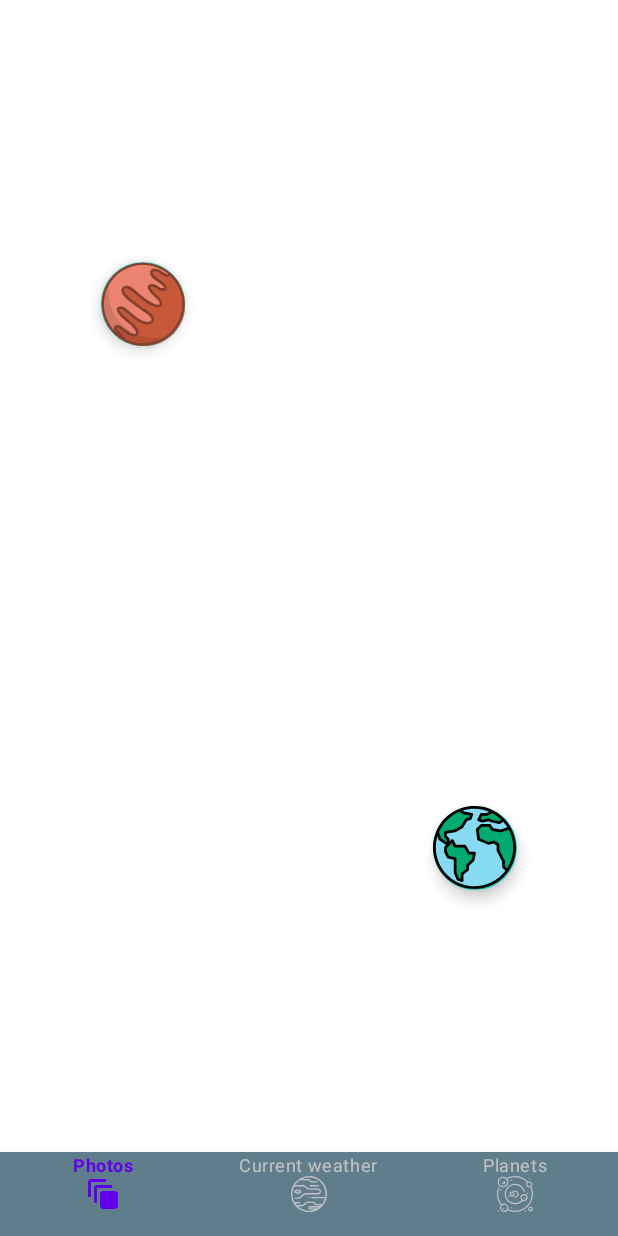
After one commit to IgorDmitrievNZ/NasaApp, an Android app: the fragment PlanetsFragment placed in its activity, on a phone screen of 412 x 824 dp. The commit adds this screen. Run offline under Robolectric (Android 15) with nearby library versions, the phone set to English and light mode, and no system bars; Roboto replaces fonts that are not available here.

Commit message:
hw4 added planets fragment and figured out how to work with motion layout. Also added guideline for placing planets elements on layout

```diff
--- a/app/src/main/java/com/example/android/nasaapp/ui/lesson4_coordinator/NestedBehavior.kt
+++ b/app/src/main/java/com/example/android/nasaapp/ui/lesson4_coordinator/NestedBehavior.kt
@@ -2,10 +2,8 @@ package com.example.android.nasaapp.ui.lesson4_coordinator
 
 import android.content.Context
 import android.util.AttributeSet
-import android.util.Log
 import android.view.View
 import androidx.coordinatorlayout.widget.CoordinatorLayout
-import androidx.core.widget.NestedScrollView
 import com.google.android.material.appbar.AppBarLayout
 
 class NestedBehavior(context: Context? = null, attr: AttributeSet? = null) :
--- a/app/src/main/java/com/example/android/nasaapp/ui/mars/NavBottomActivityMars.kt
+++ b/app/src/main/java/com/example/android/nasaapp/ui/mars/NavBottomActivityMars.kt
@@ -5,6 +5,7 @@ import androidx.appcompat.app.AppCompatActivity
 import com.example.android.nasaapp.R
 import com.example.android.nasaapp.databinding.ActivityBottomNavigationMarsBinding
 import com.example.android.nasaapp.ui.mars.mars_weather.MarsWeatherFragment
+import com.example.android.nasaapp.ui.mars.planets.PlanetsFragment
 
 class NavBottomActivityMars : AppCompatActivity() {
     lateinit var binding: ActivityBottomNavigationMarsBinding
@@ -27,6 +28,11 @@ class NavBottomActivityMars : AppCompatActivity() {
                         .replace(R.id.container, MarsWeatherFragment.newInstance()).commit()
                     true
                 }
+                R.id.bottomViewPlanets -> {
+                    supportFragmentManager.beginTransaction()
+                        .replace(R.id.container, PlanetsFragment.newInstance()).commit()
+                    true
+                }
                 else -> {
                     false
                 }
--- /dev/null
+++ b/app/src/main/java/com/example/android/nasaapp/ui/mars/planets/PlanetsFragment.kt
@@ -0,0 +1,38 @@
+package com.example.android.nasaapp.ui.mars.planets
+
+import android.os.Bundle
+import android.view.LayoutInflater
+import android.view.View
+import android.view.ViewGroup
+import androidx.fragment.app.Fragment
+import com.example.android.nasaapp.databinding.FragmentPlanetsStartBinding
+
+class PlanetsFragment : Fragment() {
+
+    private var _binding: FragmentPlanetsStartBinding? = null
+    private val binding: FragmentPlanetsStartBinding
+        get() = _binding!!
+
+    override fun onCreateView(
+        inflater: LayoutInflater,
+        container: ViewGroup?,
+        savedInstanceState: Bundle?
+    ): View {
+        _binding = FragmentPlanetsStartBinding.inflate(inflater, container, false)
+        return binding.root
+    }
+
+    override fun onViewCreated(view: View, savedInstanceState: Bundle?) = with(binding) {
+        super.onViewCreated(view, savedInstanceState)
+    }
+
+    override fun onDestroy() {
+        super.onDestroy()
+        _binding = null
+    }
+
+    companion object {
+        @JvmStatic
+        fun newInstance() = PlanetsFragment()
+    }
+}
--- a/app/src/main/java/com/example/android/nasaapp/ui/picture/BottomNavigationDrawerFragment.kt
+++ b/app/src/main/java/com/example/android/nasaapp/ui/picture/BottomNavigationDrawerFragment.kt
@@ -6,9 +6,9 @@ import android.view.ViewGroup
 import com.example.android.nasaapp.R
 import com.example.android.nasaapp.databinding.BottomNavigationLayoutBinding
 import com.example.android.nasaapp.ui.chips.ChipsFragment
-import com.example.android.nasaapp.ui.lesson4_constraint.ConstraintFragment
 import com.example.android.nasaapp.ui.lesson3_bot_nav__tab_layout.NavBottomActivity
 import com.example.android.nasaapp.ui.lesson3_bot_nav__tab_layout.ViewPagerActivity
+import com.example.android.nasaapp.ui.lesson4_constraint.ConstraintFragment
 import com.example.android.nasaapp.ui.lesson4_coordinator.CoordinatorFragment
 import com.example.android.nasaapp.utils.openFragment
 import com.google.android.material.bottomsheet.BottomSheetDialogFragment
--- a/app/src/main/res/layout/activity_bottom_navigation_mars.xml
+++ b/app/src/main/res/layout/activity_bottom_navigation_mars.xml
@@ -19,4 +19,5 @@
         app:layout_constraintEnd_toEndOf="parent"
         app:layout_constraintStart_toStartOf="parent"
         app:menu="@menu/menu_bottom_navigation_mars" />
+
 </androidx.constraintlayout.widget.ConstraintLayout>
--- /dev/null
+++ b/app/src/main/res/layout/fragment_planets_start.xml
@@ -0,0 +1,122 @@
+<?xml version="1.0" encoding="utf-8"?>
+<androidx.constraintlayout.motion.widget.MotionLayout xmlns:android="http://schemas.android.com/apk/res/android"
+    xmlns:app="http://schemas.android.com/apk/res-auto"
+    android:layout_width="match_parent"
+    android:layout_height="match_parent"
+    app:layoutDescription="@xml/motion_scene_planets">
+
+    <!-- Gide lines -->
+
+    <androidx.constraintlayout.widget.Guideline
+        android:id="@+id/guidelineLeft"
+        android:layout_width="0dp"
+        android:layout_height="0dp"
+        android:orientation="vertical"
+        app:layout_constraintGuide_percent="0.3" />
+
+    <androidx.constraintlayout.widget.Guideline
+        android:id="@+id/guidelineRight"
+        android:layout_width="0dp"
+        android:layout_height="0dp"
+        android:orientation="vertical"
+        app:layout_constraintGuide_percent="0.7" />
+
+    <androidx.constraintlayout.widget.Guideline
+        android:id="@+id/guidelineTop"
+        android:layout_width="0dp"
+        android:layout_height="0dp"
+        android:orientation="horizontal"
+        app:layout_constraintGuide_percent="0.3" />
+
+    <androidx.constraintlayout.widget.Guideline
+        android:id="@+id/guidelineBottom"
+        android:layout_width="0dp"
+        android:layout_height="0dp"
+        android:orientation="horizontal"
+        app:layout_constraintGuide_percent="0.7" />
+
+    <!-- Buttons Mars group-->
+
+    <com.google.android.material.floatingactionbutton.FloatingActionButton
+        android:id="@+id/buttonMarsCenter"
+        android:layout_width="wrap_content"
+        android:layout_height="wrap_content"
+        android:src="@drawable/bg_mars"
+        app:layout_constraintBottom_toTopOf="@+id/guidelineTop"
+        app:layout_constraintEnd_toStartOf="@+id/guidelineLeft"
+        app:maxImageSize="71dp"
+        app:tint="@null" />
+
+    <com.google.android.material.floatingactionbutton.FloatingActionButton
+        android:id="@+id/button11"
+        android:layout_width="wrap_content"
+        android:layout_height="wrap_content"
+        android:visibility="invisible"
+        app:layout_constraintBottom_toTopOf="@+id/guidelineTop"
+        app:layout_constraintEnd_toStartOf="@+id/guidelineLeft"
+        app:maxImageSize="71dp"
+        app:tint="@null" />
+
+    <com.google.android.material.floatingactionbutton.FloatingActionButton
+        android:id="@+id/button111"
+        android:layout_width="wrap_content"
+        android:layout_height="wrap_content"
+        android:visibility="invisible"
+        app:layout_constraintBottom_toTopOf="@+id/guidelineTop"
+        app:layout_constraintEnd_toStartOf="@+id/guidelineLeft"
+        app:maxImageSize="71dp"
+        app:tint="@null" />
+
+    <com.google.android.material.floatingactionbutton.FloatingActionButton
+        android:id="@+id/button1111"
+        android:layout_width="wrap_content"
+        android:layout_height="wrap_content"
+        android:visibility="invisible"
+        app:layout_constraintBottom_toTopOf="@+id/guidelineTop"
+        app:layout_constraintEnd_toStartOf="@+id/guidelineLeft"
+        app:maxImageSize="71dp"
+        app:tint="@null" />
+
+    <!-- Buttons Earth group-->
+
+    <com.google.android.material.floatingactionbutton.FloatingActionButton
+        android:id="@+id/buttonEarthCenter"
+        android:layout_width="wrap_content"
+        android:layout_height="wrap_content"
+        android:src="@drawable/bg_earth"
+        app:layout_constraintStart_toStartOf="@+id/guidelineRight"
+        app:layout_constraintTop_toTopOf="@+id/guidelineBottom"
+        app:maxImageSize="55dp"
+        app:tint="@null" />
+
+    <com.google.android.material.floatingactionbutton.FloatingActionButton
+        android:id="@+id/button22"
+        android:layout_width="wrap_content"
+        android:layout_height="wrap_content"
+        android:visibility="invisible"
+        app:layout_constraintStart_toStartOf="@+id/guidelineRight"
+        app:layout_constraintTop_toTopOf="@+id/guidelineBottom"
+        app:maxImageSize="55dp"
+        app:tint="@null" />
+
+    <com.google.android.material.floatingactionbutton.FloatingActionButton
+        android:id="@+id/button222"
+        android:layout_width="wrap_content"
+        android:layout_height="wrap_content"
+        android:visibility="invisible"
+        app:layout_constraintStart_toStartOf="@+id/guidelineRight"
+        app:layout_constraintTop_toTopOf="@+id/guidelineBottom"
+        app:maxImageSize="55dp"
+        app:tint="@null" />
+
+    <com.google.android.material.floatingactionbutton.FloatingActionButton
+        android:id="@+id/button2222"
+        android:layout_width="wrap_content"
+        android:layout_height="wrap_content"
+        android:visibility="invisible"
+        app:layout_constraintStart_toStartOf="@+id/guidelineRight"
+        app:layout_constraintTop_toTopOf="@+id/guidelineBottom"
+        app:maxImageSize="55dp"
+        app:tint="@null" />
+
+</androidx.constraintlayout.motion.widget.MotionLayout>
--- a/app/src/main/res/menu/menu_bottom_navigation_mars.xml
+++ b/app/src/main/res/menu/menu_bottom_navigation_mars.xml
@@ -10,4 +10,9 @@
         android:icon="@drawable/ic_mars"
         android:title="@string/current_weather" />
 
+    <item
+        android:id="@+id/bottomViewPlanets"
+        android:icon="@drawable/ic_system"
+        android:title="@string/planets" />
+
 </menu>
--- a/app/src/main/res/values/strings.xml
+++ b/app/src/main/res/values/strings.xml
@@ -24,4 +24,5 @@
     <string name="not_yet_implemented">Not yet implemented.</string>
     <string name="constraint">Constraint</string>
     <string name="coordinator">Coordinator</string>
+    <string name="planets">Planets</string>
 </resources>
--- /dev/null
+++ b/app/src/main/res/xml/motion_scene_planets.xml
@@ -0,0 +1,18 @@
+<?xml version="1.0" encoding="utf-8"?>
+<MotionScene xmlns:app="http://schemas.android.com/apk/res-auto">
+
+    <Transition
+        app:constraintSetEnd="@layout/fragment_planets_end"
+        app:constraintSetStart="@layout/fragment_planets_start"
+        app:duration="1000">
+        <OnClick app:targetId="@+id/buttonMarsCenter" />
+    </Transition>
+
+    <Transition
+        app:constraintSetEnd="@layout/fragment_planets_end"
+        app:constraintSetStart="@layout/fragment_planets_start"
+        app:duration="1000">
+        <OnClick app:targetId="@+id/buttonEarthCenter" />
+    </Transition>
+
+</MotionScene>
```
Also changed, not shown: app/src/main/res/layout/fragment_planets_end.xml (added, +135 -0 lines).
